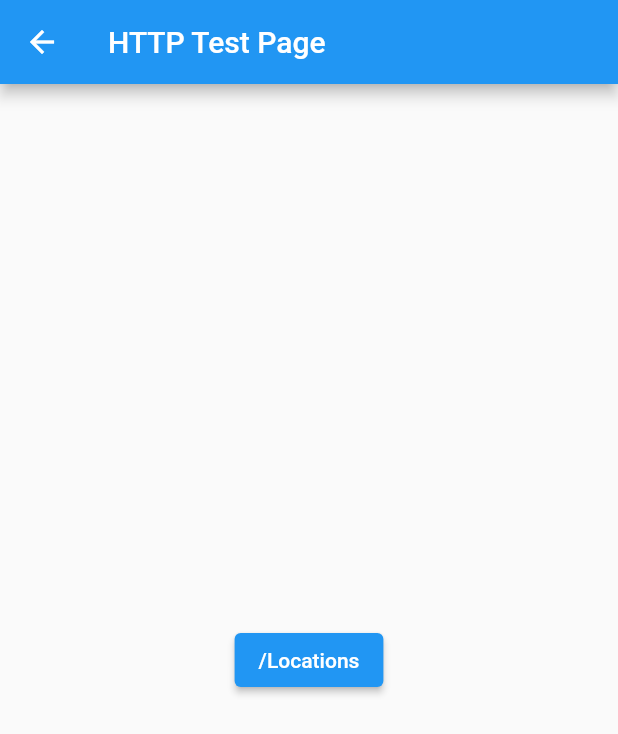
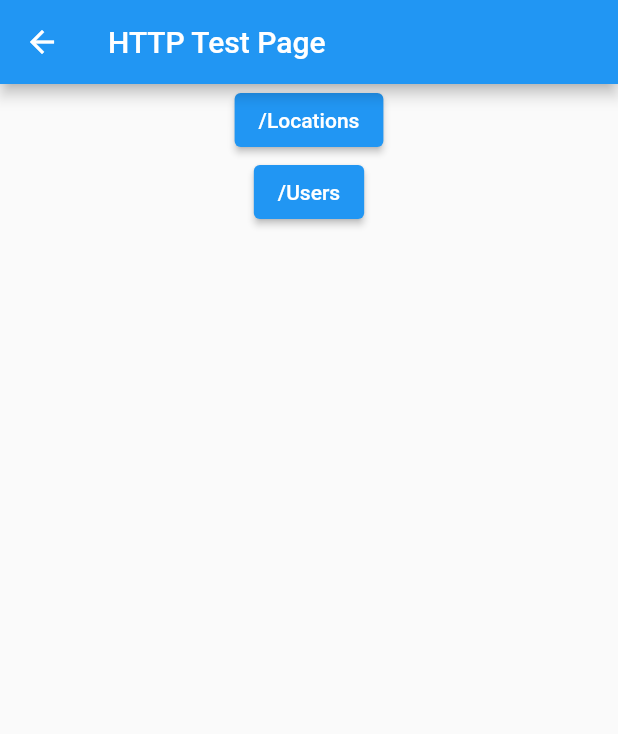
Before and after one commit to MoreMilkPerMilk/invasiveFE, a Flutter app: the HttpTestPage screen opened directly, on a phone screen of 412 x 824 dp. Shown: the top 734 px of the screen. Run offline on Flutter 3.47's test engine with Material 2 defaults, Android fonts, the phone set to English and light mode, and no system bars.

Commit message:
getAllUsers, getUserById

```diff
--- a/lib/widgets/httpTestPage.dart
+++ b/lib/widgets/httpTestPage.dart
@@ -11,12 +11,24 @@ class HttpTestPage extends StatelessWidget {
         title: Text("HTTP Test Page"),
       ),
       body: Center(
-        child: ElevatedButton(
-          onPressed: () {
-            log("/Locations");
-            getAllLocations();
-          },
-          child: Text('/Locations'),
+        child: Column(
+          children: [
+            ElevatedButton(
+              onPressed: () {
+                log("/Locations");
+                getAllLocations();
+              },
+              child: Text('/Locations'),
+            ),
+            ElevatedButton(
+              onPressed: () {
+                log("/Users");
+                getAllUsers();
+                // getUserById(1);
+              },
+              child: Text('/Users'),
+            ),
+          ],
         ),
       ),
     );
```
Also changed, not shown: lib/models.dart (+26 -6 lines), lib/services/httpService.dart (+44 -1 lines).
